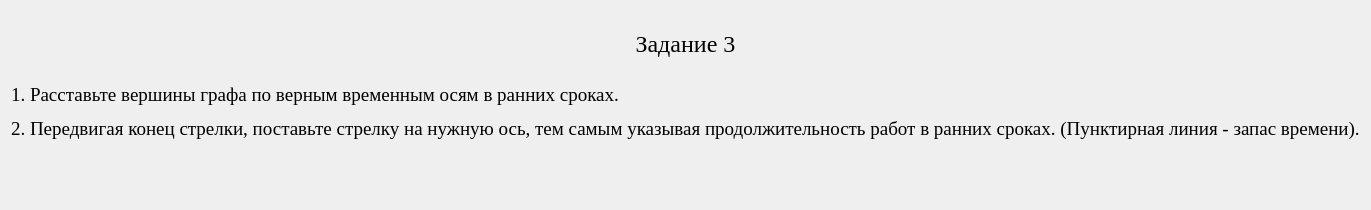
This is qt_designer_ui/TextTask3.ui in IvaMarin/Project-Network-Diagram-App as Qt 5 draws it before an edit. The edited form follows.
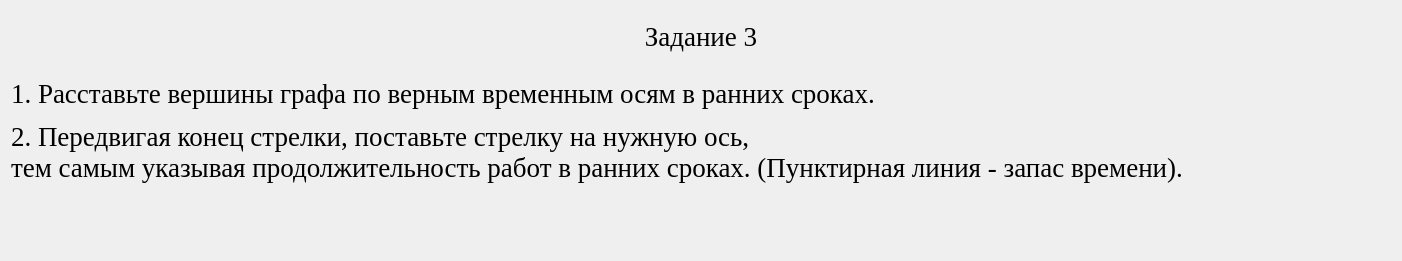
This is the edited form.

What changed in the file:
```diff
--- a/qt_designer_ui/TextTask3.ui
+++ b/qt_designer_ui/TextTask3.ui
@@ -6,8 +6,8 @@
    <rect>
     <x>0</x>
     <y>0</y>
-    <width>795</width>
-    <height>210</height>
+    <width>1402</width>
+    <height>261</height>
    </rect>
   </property>
   <property name="windowTitle">
@@ -22,7 +22,7 @@
       </font>
      </property>
      <property name="text">
-      <string>&lt;html&gt;&lt;head/&gt;&lt;body&gt;&lt;p align=&quot;center&quot;&gt;&lt;span style=&quot; font-size:18pt;&quot;&gt;Задание 3&lt;/span&gt;&lt;br/&gt;&lt;/p&gt;&lt;p&gt;&lt;span style=&quot; font-size:14pt;&quot;&gt;1. Расставьте вершины графа по верным временным осям в ранних сроках.&lt;/span&gt;&lt;/p&gt;&lt;p&gt;&lt;span style=&quot; font-size:14pt;&quot;&gt;2. Передвигая конец стрелки, поставьте стрелку на нужную ось, тем самым указывая продолжительность работ в ранних сроках. (Пунктирная линия - запас времени).&lt;/span&gt;&lt;/p&gt;&lt;p&gt;&lt;br/&gt;&lt;/p&gt;&lt;/body&gt;&lt;/html&gt;</string>
+      <string>&lt;html&gt;&lt;head/&gt;&lt;body&gt;&lt;p align=&quot;center&quot;&gt;&lt;span style=&quot; font-size:20pt;&quot;&gt;Задание 3&lt;br/&gt;&lt;/span&gt;&lt;/p&gt;&lt;p&gt;&lt;span style=&quot; font-size:20pt;&quot;&gt;1. Расставьте вершины графа по верным временным осям в ранних сроках.&lt;/span&gt;&lt;/p&gt;&lt;p&gt;&lt;span style=&quot; font-size:20pt;&quot;&gt;2. Передвигая конец стрелки, поставьте стрелку на нужную ось,&lt;br/&gt;тем самым указывая продолжительность работ в ранних сроках. (Пунктирная линия - запас времени).&lt;/span&gt;&lt;/p&gt;&lt;p&gt;&lt;span style=&quot; font-size:20pt;&quot;&gt;&lt;br/&gt;&lt;/span&gt;&lt;/p&gt;&lt;/body&gt;&lt;/html&gt;</string>
      </property>
     </widget>
    </item>
```
